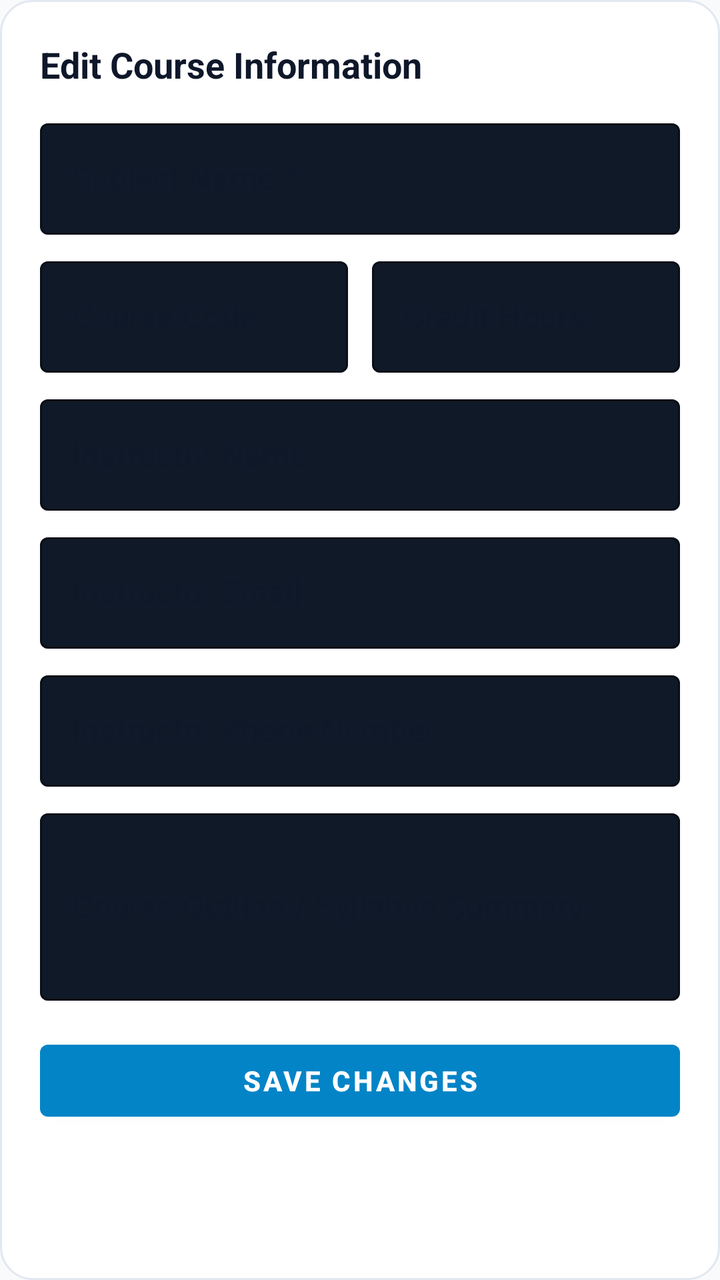
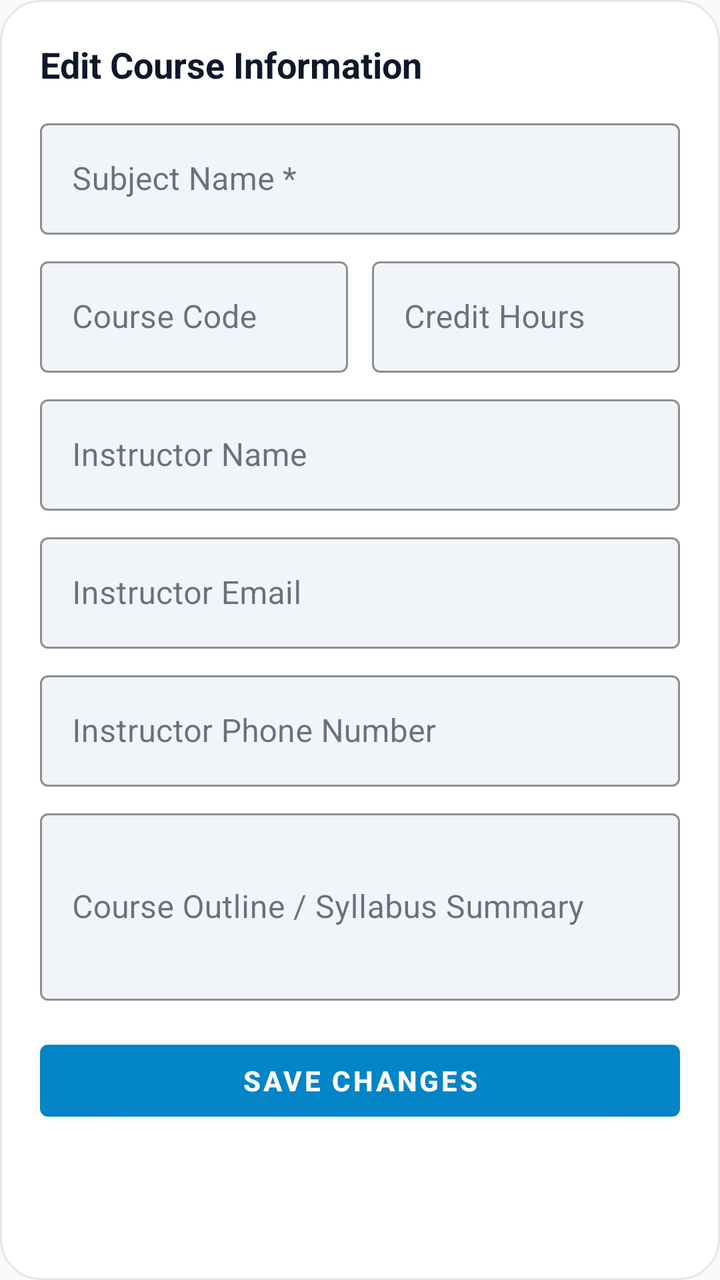

Before-and-after screenshots of an Android layout around one commit, followed by the original layout XML and the change that was made.
<!-- AndroidManifest.xml: application theme Theme.LifeSync -->
<!-- res/layout/dialog_edit_subject.xml -->
<?xml version="1.0" encoding="utf-8"?>
<LinearLayout xmlns:android="http://schemas.android.com/apk/res/android"
    xmlns:app="http://schemas.android.com/apk/res-auto"
    android:layout_width="match_parent"
    android:layout_height="wrap_content"
    android:background="@drawable/bg_dialog_obsidian_solid"
    android:orientation="vertical"
    android:padding="20dp">

    <TextView
        android:layout_width="wrap_content"
        android:layout_height="wrap_content"
        android:text="Edit Course Information"
        android:textColor="@color/text_primary"
        android:textSize="18sp"
        android:textStyle="bold" />

    <com.google.android.material.textfield.TextInputLayout
        style="@style/Widget.MaterialComponents.TextInputLayout.OutlinedBox"
        android:layout_width="match_parent"
        android:layout_height="wrap_content"
        android:layout_marginTop="12dp"
        app:boxBackgroundColor="#101928"
        app:boxStrokeColor="#263852"
        android:hint="Subject Name *">

        <com.google.android.material.textfield.TextInputEditText
            android:id="@+id/etEditSubjectName"
            android:layout_width="match_parent"
            android:layout_height="wrap_content"
            android:textColor="@color/text_primary"
            android:inputType="textCapWords" />
    </com.google.android.material.textfield.TextInputLayout>

    <LinearLayout
        android:layout_width="match_parent"
        android:layout_height="wrap_content"
        android:layout_marginTop="8dp"
        android:orientation="horizontal">

        <com.google.android.material.textfield.TextInputLayout
            style="@style/Widget.MaterialComponents.TextInputLayout.OutlinedBox"
            android:layout_width="0dp"
            android:layout_height="wrap_content"
            android:layout_marginEnd="6dp"
            android:layout_weight="1"
            app:boxBackgroundColor="#101928"
            app:boxStrokeColor="#263852"
            android:hint="Course Code">

            <com.google.android.material.textfield.TextInputEditText
                android:id="@+id/etEditSubjectCode"
                android:layout_width="match_parent"
                android:layout_height="wrap_content"
                android:textColor="@color/text_primary"
                android:inputType="textCapCharacters" />
        </com.google.android.material.textfield.TextInputLayout>

        <com.google.android.material.textfield.TextInputLayout
            style="@style/Widget.MaterialComponents.TextInputLayout.OutlinedBox"
            android:layout_width="0dp"
            android:layout_height="wrap_content"
            android:layout_marginStart="6dp"
            android:layout_weight="1"
            app:boxBackgroundColor="#101928"
            app:boxStrokeColor="#263852"
            android:hint="Credit Hours">

            <com.google.android.material.textfield.TextInputEditText
                android:id="@+id/etEditSubjectCredits"
                android:layout_width="match_parent"
                android:layout_height="wrap_content"
                android:textColor="@color/text_primary"
                android:inputType="number" />
        </com.google.android.material.textfield.TextInputLayout>
    </LinearLayout>

    <com.google.android.material.textfield.TextInputLayout
        style="@style/Widget.MaterialComponents.TextInputLayout.OutlinedBox"
        android:layout_width="match_parent"
        android:layout_height="wrap_content"
        android:layout_marginTop="8dp"
        app:boxBackgroundColor="#101928"
        app:boxStrokeColor="#263852"
        android:hint="Instructor Name">

        <com.google.android.material.textfield.TextInputEditText
            android:id="@+id/etEditSubjectInstructor"
            android:layout_width="match_parent"
            android:layout_height="wrap_content"
            android:textColor="@color/text_primary"
            android:inputType="textPersonName" />
    </com.google.android.material.textfield.TextInputLayout>

    <com.google.android.material.textfield.TextInputLayout
        style="@style/Widget.MaterialComponents.TextInputLayout.OutlinedBox"
        android:layout_width="match_parent"
        android:layout_height="wrap_content"
        android:layout_marginTop="8dp"
        app:boxBackgroundColor="#101928"
        app:boxStrokeColor="#263852"
        android:hint="Instructor Email">

        <com.google.android.material.textfield.TextInputEditText
            android:id="@+id/etEditSubjectEmail"
            android:layout_width="match_parent"
            android:layout_height="wrap_content"
            android:textColor="@color/text_primary"
            android:inputType="textEmailAddress" />
    </com.google.android.material.textfield.TextInputLayout>

    <com.google.android.material.textfield.TextInputLayout
        android:id="@+id/tilEditSubjectPhone"
        style="@style/Widget.MaterialComponents.TextInputLayout.OutlinedBox"
        android:layout_width="match_parent"
        android:layout_height="wrap_content"
        android:layout_marginTop="8dp"
        app:boxBackgroundColor="#101928"
        app:boxStrokeColor="#263852"
        android:hint="Instructor Phone Number">

        <com.google.android.material.textfield.TextInputEditText
            android:id="@+id/etEditSubjectPhone"
            android:layout_width="match_parent"
            android:layout_height="wrap_content"
            android:textColor="@color/text_primary"
            android:inputType="phone" />
    </com.google.android.material.textfield.TextInputLayout>

    <com.google.android.material.textfield.TextInputLayout
        style="@style/Widget.MaterialComponents.TextInputLayout.OutlinedBox"
        android:layout_width="match_parent"
        android:layout_height="wrap_content"
        android:layout_marginTop="8dp"
        app:boxBackgroundColor="#101928"
        app:boxStrokeColor="#263852"
        android:hint="Course Outline / Syllabus Summary">

        <com.google.android.material.textfield.TextInputEditText
            android:id="@+id/etEditSubjectSyllabus"
            android:layout_width="match_parent"
            android:layout_height="wrap_content"
            android:textColor="@color/text_primary"
            android:inputType="textMultiLine"
            android:lines="3" />
    </com.google.android.material.textfield.TextInputLayout>

    <com.google.android.material.button.MaterialButton
        android:id="@+id/btnSaveEditSubject"
        android:layout_width="match_parent"
        android:layout_height="48dp"
        android:layout_marginTop="16dp"
        android:text="Save Changes"
        android:textSize="14sp"
        android:textStyle="bold" />

</LinearLayout>
<!-- resources referenced by this layout -->
<resources>
  <color name="text_primary">#0F172A</color>
  <!-- drawable bg_dialog_obsidian_solid (drawable) -->
  <?xml version="1.0" encoding="utf-8"?>
  <shape xmlns:android="http://schemas.android.com/apk/res/android"
      android:shape="rectangle">
      <solid android:color="@color/surface" />
      <corners android:radius="16dp" />
      <stroke
          android:width="1dp"
          android:color="@color/card_stroke" />
  </shape>
  <style name="Theme.LifeSync" parent="Theme.MaterialComponents.DayNight.NoActionBar">
          <item name="colorPrimary">@color/primary</item>
          <item name="colorPrimaryVariant">@color/primary_variant</item>
          <item name="colorOnPrimary">@color/on_primary</item>
          <item name="colorSecondary">@color/secondary</item>
          <item name="colorSecondaryVariant">@color/secondary_variant</item>
          <item name="colorOnSecondary">@color/on_secondary</item>
          <item name="colorSurface">@color/surface</item>
          <item name="colorOnSurface">@color/text_primary</item>
          <item name="colorOnBackground">@color/text_primary</item>
          <item name="colorOnSurfaceVariant">@color/text_secondary</item>
          <item name="android:colorBackground">@color/background</item>
          <item name="android:windowBackground">@color/background</item>
          <item name="android:textColorPrimary">@color/text_primary</item>
          <item name="android:textColorSecondary">@color/text_secondary</item>
          <item name="android:statusBarColor">@color/background</item>
          <item name="android:windowLightStatusBar">true</item>
          <item name="android:navigationBarColor">@color/background</item>
          <item name="materialCardViewStyle">@style/CardElevationRounded</item>
          <item name="android:textViewStyle">@style/DuoRhythmTextView</item>
          <item name="android:editTextStyle">@style/DuoRhythmEditText</item>
          <item name="editTextStyle">@style/DuoRhythmEditText</item>
      </style>
  <color name="surface">#FFFFFF</color>
  <color name="card_stroke">#E2E8F0</color>
  <color name="primary">#0284C7</color>
  <color name="primary_variant">#0369A1</color>
  <color name="on_primary">#FFFFFF</color>
  <color name="secondary">#7C3AED</color>
  <color name="secondary_variant">#6D28D9</color>
  <color name="on_secondary">#FFFFFF</color>
  <color name="text_secondary">#64748B</color>
  <color name="background">#F8FAFC</color>
  <style name="CardElevationRounded" parent="Widget.MaterialComponents.CardView">
          <item name="cardCornerRadius">22dp</item>
          <item name="cardElevation">2dp</item>
          <item name="strokeWidth">1dp</item>
          <item name="strokeColor">@color/card_stroke</item>
          <item name="cardBackgroundColor">@color/surface_card</item>
      </style>
  <style name="DuoRhythmTextView" parent="android:Widget.TextView">
          <item name="android:lineSpacingExtra">2dp</item>
          <item name="android:fontFamily">sans-serif</item>
          <item name="android:includeFontPadding">true</item>
      </style>
  <style name="DuoRhythmEditText" parent="android:Widget.EditText">
          <item name="android:lineSpacingExtra">2dp</item>
          <item name="android:fontFamily">sans-serif</item>
          <item name="android:includeFontPadding">true</item>
          <item name="android:textColor">@color/text_primary</item>
          <item name="android:textColorHint">@color/text_secondary</item>
      </style>
  <color name="surface_card">#FFFFFF</color>
</resources>

<!-- the commit's change to res/layout/dialog_edit_subject.xml (unified diff, before → after) -->
@@ -3,7 +3,7 @@
     xmlns:app="http://schemas.android.com/apk/res-auto"
     android:layout_width="match_parent"
     android:layout_height="wrap_content"
-    android:background="@drawable/bg_dialog_obsidian_solid"
+    android:background="@drawable/bg_dialog_glass"
     android:orientation="vertical"
     android:padding="20dp">
 
@@ -20,15 +20,16 @@
         android:layout_width="match_parent"
         android:layout_height="wrap_content"
         android:layout_marginTop="12dp"
-        app:boxBackgroundColor="#101928"
-        app:boxStrokeColor="#263852"
+        app:boxBackgroundColor="@color/surface_variant"
+        app:boxStrokeColor="@color/card_stroke_bright"
         android:hint="Subject Name *">
 
         <com.google.android.material.textfield.TextInputEditText
             android:id="@+id/etEditSubjectName"
             android:layout_width="match_parent"
             android:layout_height="wrap_content"
-            android:textColor="@color/text_primary"
+            android:textColor="?attr/colorOnSurface"
+            android:textColorHint="?attr/colorOutline"
             android:inputType="textCapWords" />
     </com.google.android.material.textfield.TextInputLayout>
 
@@ -44,15 +45,16 @@
             android:layout_height="wrap_content"
             android:layout_marginEnd="6dp"
             android:layout_weight="1"
-            app:boxBackgroundColor="#101928"
-            app:boxStrokeColor="#263852"
+            app:boxBackgroundColor="@color/surface_variant"
+            app:boxStrokeColor="@color/card_stroke_bright"
             android:hint="Course Code">
 
             <com.google.android.material.textfield.TextInputEditText
                 android:id="@+id/etEditSubjectCode"
                 android:layout_width="match_parent"
                 android:layout_height="wrap_content"
-                android:textColor="@color/text_primary"
+                android:textColor="?attr/colorOnSurface"
+                android:textColorHint="?attr/colorOutline"
                 android:inputType="textCapCharacters" />
         </com.google.android.material.textfield.TextInputLayout>
 
@@ -62,15 +64,16 @@
             android:layout_height="wrap_content"
             android:layout_marginStart="6dp"
             android:layout_weight="1"
-            app:boxBackgroundColor="#101928"
-            app:boxStrokeColor="#263852"
+            app:boxBackgroundColor="@color/surface_variant"
+            app:boxStrokeColor="@color/card_stroke_bright"
             android:hint="Credit Hours">
 
             <com.google.android.material.textfield.TextInputEditText
                 android:id="@+id/etEditSubjectCredits"
                 android:layout_width="match_parent"
                 android:layout_height="wrap_content"
-                android:textColor="@color/text_primary"
+                android:textColor="?attr/colorOnSurface"
+                android:textColorHint="?attr/colorOutline"
                 android:inputType="number" />
         </com.google.android.material.textfield.TextInputLayout>
     </LinearLayout>
@@ -80,15 +83,16 @@
         android:layout_width="match_parent"
         android:layout_height="wrap_content"
         android:layout_marginTop="8dp"
-        app:boxBackgroundColor="#101928"
-        app:boxStrokeColor="#263852"
+        app:boxBackgroundColor="@color/surface_variant"
+        app:boxStrokeColor="@color/card_stroke_bright"
         android:hint="Instructor Name">
 
         <com.google.android.material.textfield.TextInputEditText
             android:id="@+id/etEditSubjectInstructor"
             android:layout_width="match_parent"
             android:layout_height="wrap_content"
-            android:textColor="@color/text_primary"
+            android:textColor="?attr/colorOnSurface"
+            android:textColorHint="?attr/colorOutline"
             android:inputType="textPersonName" />
     </com.google.android.material.textfield.TextInputLayout>
 
@@ -97,15 +101,16 @@
         android:layout_width="match_parent"
         android:layout_height="wrap_content"
         android:layout_marginTop="8dp"
-        app:boxBackgroundColor="#101928"
-        app:boxStrokeColor="#263852"
+        app:boxBackgroundColor="@color/surface_variant"
+        app:boxStrokeColor="@color/card_stroke_bright"
         android:hint="Instructor Email">
 
         <com.google.android.material.textfield.TextInputEditText
             android:id="@+id/etEditSubjectEmail"
             android:layout_width="match_parent"
             android:layout_height="wrap_content"
-            android:textColor="@color/text_primary"
+            android:textColor="?attr/colorOnSurface"
+            android:textColorHint="?attr/colorOutline"
             android:inputType="textEmailAddress" />
     </com.google.android.material.textfield.TextInputLayout>
 
@@ -115,15 +120,16 @@
         android:layout_width="match_parent"
         android:layout_height="wrap_content"
         android:layout_marginTop="8dp"
-        app:boxBackgroundColor="#101928"
-        app:boxStrokeColor="#263852"
+        app:boxBackgroundColor="@color/surface_variant"
+        app:boxStrokeColor="@color/card_stroke_bright"
         android:hint="Instructor Phone Number">
 
         <com.google.android.material.textfield.TextInputEditText
             android:id="@+id/etEditSubjectPhone"
             android:layout_width="match_parent"
             android:layout_height="wrap_content"
-            android:textColor="@color/text_primary"
+            android:textColor="?attr/colorOnSurface"
+            android:textColorHint="?attr/colorOutline"
             android:inputType="phone" />
     </com.google.android.material.textfield.TextInputLayout>
 
@@ -132,15 +138,16 @@
         android:layout_width="match_parent"
         android:layout_height="wrap_content"
         android:layout_marginTop="8dp"
-        app:boxBackgroundColor="#101928"
-        app:boxStrokeColor="#263852"
+        app:boxBackgroundColor="@color/surface_variant"
+        app:boxStrokeColor="@color/card_stroke_bright"
         android:hint="Course Outline / Syllabus Summary">
 
         <com.google.android.material.textfield.TextInputEditText
             android:id="@+id/etEditSubjectSyllabus"
             android:layout_width="match_parent"
             android:layout_height="wrap_content"
-            android:textColor="@color/text_primary"
+            android:textColor="?attr/colorOnSurface"
+            android:textColorHint="?attr/colorOutline"
             android:inputType="textMultiLine"
             android:lines="3" />
     </com.google.android.material.textfield.TextInputLayout>
<!-- resource entries referenced after the edit -->
@@ -1,12 +1,14 @@
 <!-- resources referenced by this layout -->
 <resources>
+  <color name="card_stroke_bright">#CBD5E1</color>
+  <color name="surface_variant">#F1F5F9</color>
   <color name="text_primary">#0F172A</color>
-  <!-- drawable bg_dialog_obsidian_solid (drawable) -->
+  <!-- drawable bg_dialog_glass (drawable) -->
   <?xml version="1.0" encoding="utf-8"?>
   <shape xmlns:android="http://schemas.android.com/apk/res/android"
       android:shape="rectangle">
+      <corners android:radius="20dp" />
       <solid android:color="@color/surface" />
-      <corners android:radius="16dp" />
       <stroke
           android:width="1dp"
           android:color="@color/card_stroke" />
